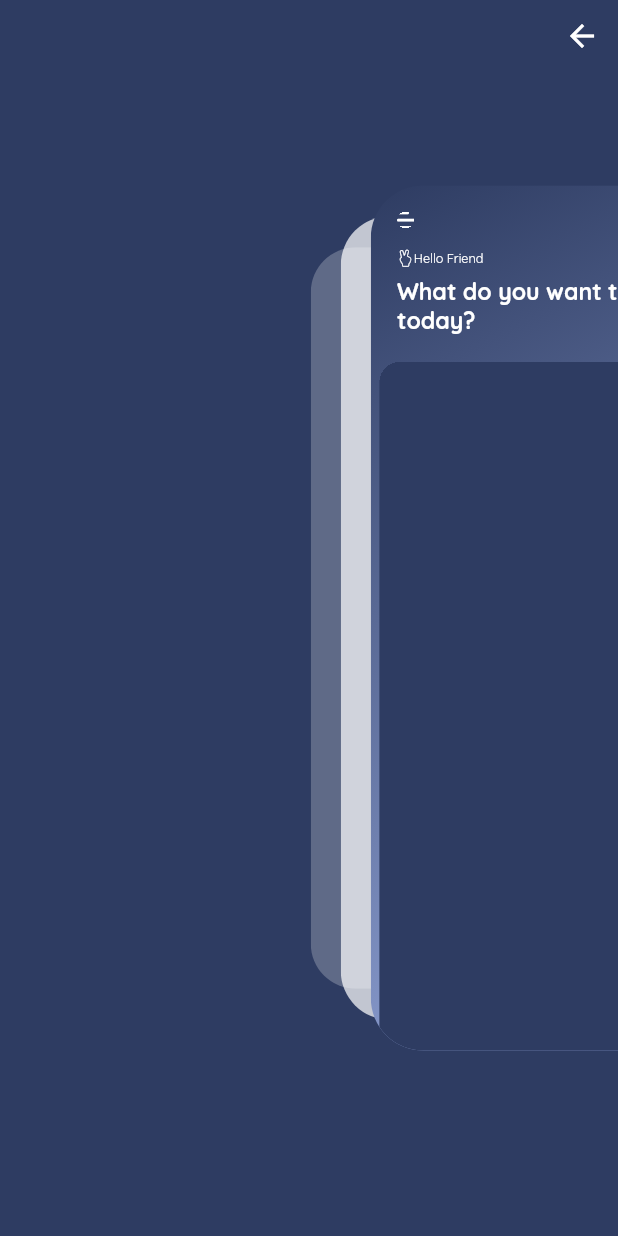
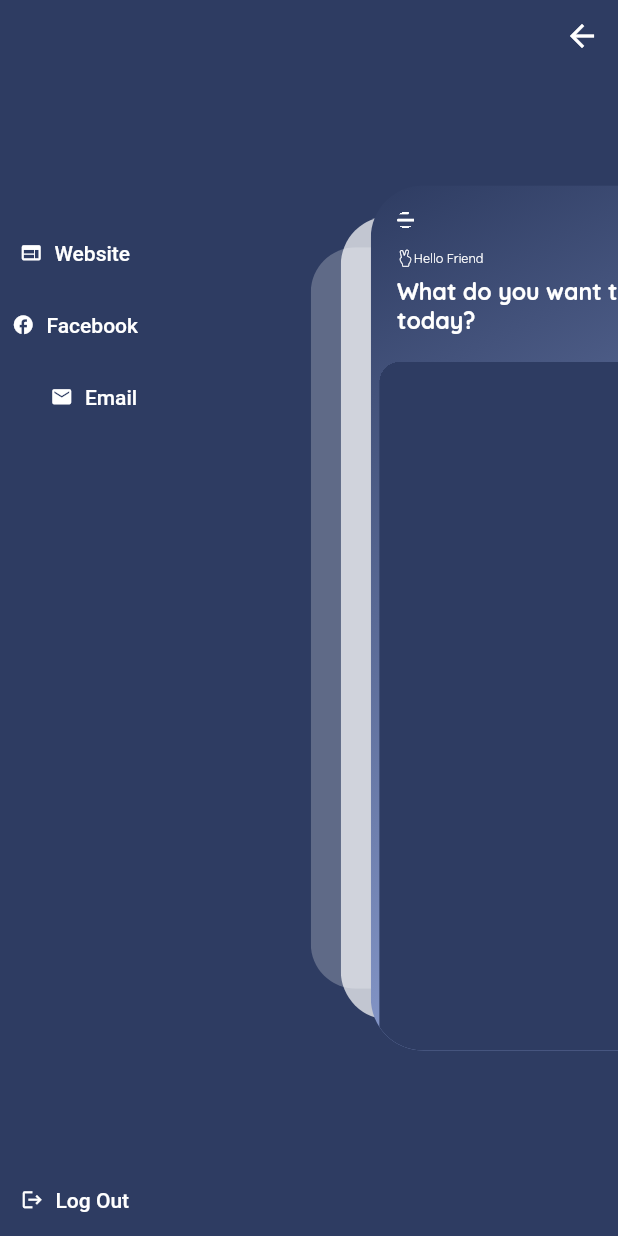
Before and after one commit to mustafasmnc/Study_App, a Flutter app: the HomeScreen screen opened by its route, after a tap on an icon or button, on a phone screen of 412 x 824 dp. Run offline on Flutter 3.47's test engine with Material 2 defaults, Android fonts, the phone set to English and light mode, and no system bars; drawn by our look-alikes of flutter_zoom_drawer; our stand-ins replace cached_network_image, cloud_firestore, firebase_auth, firebase_core, firebase_storage, flutter_svg and 3 more; accounts and stored records are empty; project files that could hold a hidden picture were left out.

Commit message:
logout, menu control if user logged in or not

```diff
--- a/lib/controllers/auth/auth_controller.dart
+++ b/lib/controllers/auth/auth_controller.dart
@@ -3,6 +3,7 @@ import 'package:firebase_core/firebase_core.dart';
 import 'package:get/get.dart';
 import 'package:google_sign_in/google_sign_in.dart';
 import 'package:study_app/firebase_ref/firebase_references.dart';
+import 'package:study_app/screens/home/home_screen.dart';
 import 'package:study_app/screens/login/login_screen.dart';
 import 'package:study_app/widgets/dialogs/dialogue_widget.dart';
 
@@ -41,10 +42,16 @@ class AuthController extends GetxController {
 
         await _auth.signInWithCredential(_credential);
         await saveUser(account);
+        navigateToHomePage();
       }
     } on Exception catch (error) {
       print(error);
     }
+  }
+
+  User? getUser() {
+    _user.value = _auth.currentUser;
+    return _user.value;
   }
 
   saveUser(GoogleSignInAccount account) {
@@ -55,8 +62,23 @@ class AuthController extends GetxController {
     });
   }
 
+  Future<void> signOut() async {
+    print('sign out');
+    try {
+      await _auth.signOut();
+      print('sign out successfully');
+      navigateToHomePage();
+    } on FirebaseAuthException catch (e) {
+      print(e);
+    }
+  }
+
   void navigateToIntroduction() {
     Get.offAllNamed("/introduction");
+  }
+
+  void navigateToHomePage() {
+    Get.offAllNamed(HomeScreen.routeName);
   }
 
   void showLoginAlertDialog() {
--- a/lib/controllers/drawer/zoom_drawer_controller.dart
+++ b/lib/controllers/drawer/zoom_drawer_controller.dart
@@ -1,14 +1,17 @@
+import 'package:firebase_auth/firebase_auth.dart';
 import 'package:flutter_zoom_drawer/config.dart';
 import 'package:get/get.dart';
+import 'package:study_app/controllers/auth/auth_controller.dart';
 import 'package:url_launcher/url_launcher.dart';
 
 class MyZoomDrawerController extends GetxController {
   final zoomDrawerController = ZoomDrawerController();
+  Rxn<User> user = Rxn();
 
   @override
   void onReady() {
+    user.value = Get.find<AuthController>().getUser();
     super.onReady();
-
   }
 
   void toogleDrawer() {
@@ -18,19 +21,26 @@ class MyZoomDrawerController extends GetxController {
 
   void signIn() {}
 
-  void signOut() {}
+  void signOut() {
+    Get.find<AuthController>().signOut();
+  }
 
-  void website() {}
+  void website() {
+    _launch('https://www.google.com');
+  }
+
+  void facebook() {
+    _launch('https://www.facebook.com');
+  }
 
   void email() {
-    final Uri emailLaunchuri=Uri(scheme: 'mailto',path: 'asd@gmail.com');
+    final Uri emailLaunchuri = Uri(scheme: 'mailto', path: 'asd@gmail.com');
     _launch(emailLaunchuri.toString());
   }
 
-  Future<void> _launch(String url)async {
-    if(!await launch(url)){
+  Future<void> _launch(String url) async {
+    if (!await launch(url)) {
       throw 'could not launch $url';
     }
   }
-
 }
--- a/lib/screens/home/home_screen.dart
+++ b/lib/screens/home/home_screen.dart
@@ -1,4 +1,3 @@
-import 'package:cached_network_image/cached_network_image.dart';
 import 'package:flutter/material.dart';
 import 'package:flutter_zoom_drawer/config.dart';
 import 'package:flutter_zoom_drawer/flutter_zoom_drawer.dart';
@@ -16,6 +15,8 @@ import 'package:study_app/widgets/content_area.dart';
 
 class HomeScreen extends GetView<MyZoomDrawerController> {
   const HomeScreen({Key? key}) : super(key: key);
+
+  static const String routeName = '/home';
 
   @override
   Widget build(BuildContext context) {
--- a/lib/screens/home/menu_screen.dart
+++ b/lib/screens/home/menu_screen.dart
@@ -21,16 +21,84 @@ class MenuScreen extends GetView<MyZoomDrawerController> {
         child: SafeArea(
             child: Stack(
           children: [
-            Positioned(top: 0,right: 0,
-                child: BackButton(
-              color: Colors.white,
-              onPressed: () {
-                controller.toogleDrawer();
-              },
-            ))
+            Positioned(
+              top: 0,
+              right: 0,
+              child: BackButton(
+                color: Colors.white,
+                onPressed: () {
+                  controller.toogleDrawer();
+                },
+              ),
+            ),
+            Padding(
+              padding: EdgeInsets.only(
+                  right: MediaQuery.of(context).size.width * 0.3),
+              child: Column(
+                children: [
+                  Obx(
+                    () => controller.user.value == null
+                        ? SizedBox()
+                        : Text(
+                            controller.user.value!.displayName ?? '',
+                            style: const TextStyle(
+                              fontWeight: FontWeight.bold,
+                              fontSize: 18,
+                              color: onSurfaceTextColor,
+                            ),
+                          ),
+                  ),
+                  const Spacer(flex: 1),
+                  _DrawerButton(
+                    icon: Icons.web,
+                    label: 'Website',
+                    onTap: () => controller.website(),
+                  ),
+                  _DrawerButton(
+                    icon: Icons.facebook,
+                    label: 'Facebook',
+                    onTap: () => controller.facebook(),
+                  ),
+                  Padding(
+                    padding: const EdgeInsets.only(left: 25),
+                    child: _DrawerButton(
+                      icon: Icons.email,
+                      label: 'Email',
+                      onTap: () => controller.email(),
+                    ),
+                  ),
+                  const Spacer(flex: 4),
+                  _DrawerButton(
+                    icon: Icons.logout,
+                    label: 'Log Out',
+                    onTap: () => controller.signOut(),
+                  ),
+                ],
+              ),
+            )
           ],
         )),
       ),
     );
   }
 }
+
+class _DrawerButton extends StatelessWidget {
+  final IconData icon;
+  final String label;
+  final VoidCallback? onTap;
+  const _DrawerButton(
+      {Key? key, required this.icon, required this.label, this.onTap})
+      : super(key: key);
+
+  @override
+  Widget build(BuildContext context) {
+    return TextButton.icon(
+        onPressed: onTap,
+        icon: Icon(
+          icon,
+          size: 15,
+        ),
+        label: Text(label));
+  }
+}
```
